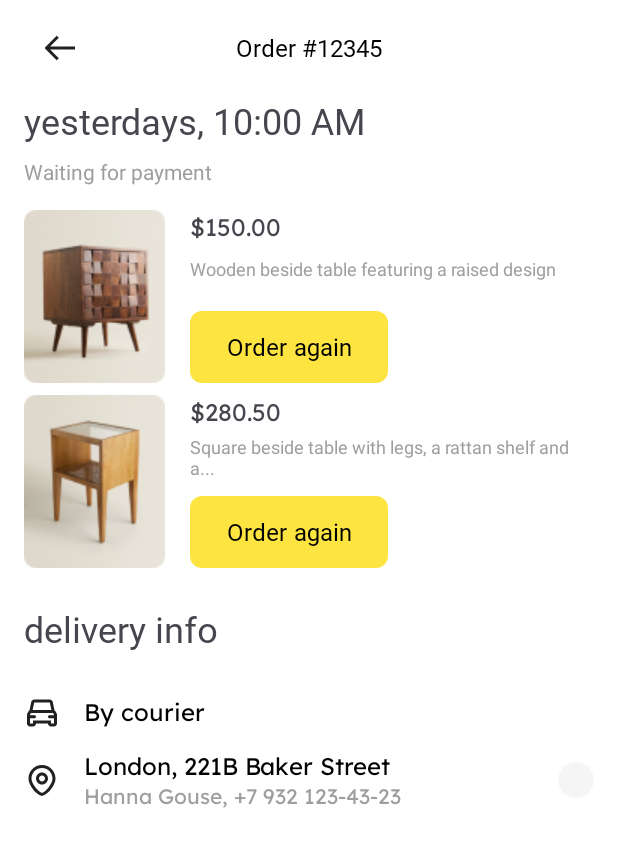
After one commit to tuan-hda/evaware-android, an Android app: the OrderFragment screen opened through its navigation route, on a phone screen of 412 x 824 dp. The commit adds this screen. Shown: the top 847 px of the screen. Run offline under Robolectric (Android 15) with nearby library versions, the phone set to English and light mode, and no system bars; libraries missing offline, so code that uses them is left out: org.checkerframework.checker.

Commit message:
complete 3.18 order ui

```diff
--- /dev/null
+++ b/app/src/main/java/com/example/evaware/OrderFragment.java
@@ -0,0 +1,52 @@
+package com.example.evaware;
+
+import android.os.Bundle;
+
+import androidx.fragment.app.Fragment;
+import androidx.recyclerview.widget.LinearLayoutManager;
+import androidx.recyclerview.widget.RecyclerView;
+
+import android.view.LayoutInflater;
+import android.view.View;
+import android.view.ViewGroup;
+import android.widget.ListView;
+
+import com.example.evaware.data.model.OrderProduct;
+import com.example.evaware.databinding.FragmentOrderBinding;
+import com.example.evaware.presentation.adapter.OrderListProductAdapter;
+
+import java.util.ArrayList;
+import java.util.List;
+
+import javax.annotation.Nullable;
+
+public class OrderFragment extends Fragment {
+
+    private FragmentOrderBinding binding;
+    private OrderListProductAdapter adapter;
+    private RecyclerView listView;
+
+    @Override
+    public void onCreate(Bundle savedInstanceState) {
+        super.onCreate(savedInstanceState);
+
+    }
+
+    @Override
+    public View onCreateView(LayoutInflater inflater, ViewGroup container,
+                             Bundle savedInstanceState) {
+        binding = FragmentOrderBinding.inflate(inflater, container, false);
+        initView();
+        return binding.getRoot();
+    }
+
+    private void initView() {
+        listView = binding.lvOrder;
+        ArrayList<OrderProduct> orders = new ArrayList<>();
+        orders.add(new OrderProduct(R.drawable.bedside_table_img, "$150.00", "Wooden beside table featuring a raised design"));
+        orders.add(new OrderProduct(R.drawable.img_table, "$280.50", "Square beside table with legs, a rattan shelf and a..."));
+        adapter = new OrderListProductAdapter(getContext(), orders);
+        listView.setLayoutManager(new LinearLayoutManager(getContext()));
+        listView.setAdapter(adapter);
+    }
+}
--- a/app/src/main/java/com/example/evaware/StartFragment.java
+++ b/app/src/main/java/com/example/evaware/StartFragment.java
@@ -23,6 +23,7 @@
     private MaterialButton testBtn;
     private MaterialButton btnSearchCountry;
     private FragmentStartBinding binding;
+    private MaterialButton btnOrderScreen;
 
     public StartFragment() {
     }
@@ -50,6 +51,7 @@
         createAccBtn =binding.btnCreateAccountMethod;
         testBtn = binding.btnTest;
         btnSearchCountry = binding.btnSearchCountry;
+        btnOrderScreen = binding.btnOrder;
 
         loginBtn.setOnClickListener(new View.OnClickListener() {
             @Override
@@ -79,5 +81,12 @@
                 NavHostFragment.findNavController(StartFragment.this).navigate(R.id.action_start_fragment_to_deliveryCountryFragment);
             }
         });
+        btnOrderScreen.setOnClickListener(new View.OnClickListener() {
+
+            @Override
+            public void onClick(View view) {
+                NavHostFragment.findNavController(StartFragment.this).navigate(R.id.action_start_fragment_to_orderFragment);
+            }
+        });
     }
 }
--- /dev/null
+++ b/app/src/main/java/com/example/evaware/data/OrderProductModel.java
@@ -0,0 +1,4 @@
+package com.example.evaware.data;
+
+public class OrderProductModel {
+}
--- /dev/null
+++ b/app/src/main/java/com/example/evaware/data/model/OrderProduct.java
@@ -0,0 +1,27 @@
+package com.example.evaware.data.model;
+
+public class OrderProduct {
+    private int mImageResourceId;
+    private String price;
+    private String description;
+
+    public OrderProduct(int mImageResourceId, String price, String description) {
+        this.mImageResourceId = mImageResourceId;
+        this.price = price;
+        this.description = description;
+    }
+
+    public int getmImageResourceId() {
+        return mImageResourceId;
+    }
+
+    public String getPrice() {
+        return price;
+    }
+
+
+    public String getDescription() {
+        return description;
+    }
+
+}
--- /dev/null
+++ b/app/src/main/java/com/example/evaware/presentation/adapter/OrderListProductAdapter.java
@@ -0,0 +1,62 @@
+package com.example.evaware.presentation.adapter;
+
+import android.content.Context;
+import android.view.LayoutInflater;
+import android.view.View;
+import android.view.ViewGroup;
+import android.widget.BaseAdapter;
+import android.widget.ImageView;
+import android.widget.TextView;
+
+import androidx.annotation.NonNull;
+import androidx.recyclerview.widget.RecyclerView;
+
+import com.example.evaware.R;
+import com.example.evaware.data.model.OrderProduct;
+
+import java.util.ArrayList;
+import java.util.List;
+
+public class OrderListProductAdapter extends RecyclerView.Adapter<OrderListProductAdapter.ViewHolder> {
+
+    private Context mContext;
+    private ArrayList<OrderProduct> mOrderItemList;
+
+    public OrderListProductAdapter(Context context, ArrayList<OrderProduct> orderItemList) {
+        mContext = context;
+        mOrderItemList = orderItemList;
+    }
+    @NonNull
+    @Override
+    public OrderListProductAdapter.ViewHolder onCreateViewHolder(@NonNull ViewGroup parent, int viewType) {
+        View view = LayoutInflater.from(mContext).inflate(R.layout.product_item, parent, false);
+        return new ViewHolder(view);
+    }
+
+    @Override
+    public void onBindViewHolder(@NonNull OrderListProductAdapter.ViewHolder holder, int position) {
+        OrderProduct orderItem = mOrderItemList.get(position);
+
+        holder.imageView.setImageResource(orderItem.getmImageResourceId());
+        holder.priceTextView.setText(orderItem.getPrice());
+        holder.descriptionTextView.setText(orderItem.getDescription());
+    }
+
+    @Override
+    public int getItemCount() {
+        return mOrderItemList.size();
+    }
+
+    public static class ViewHolder extends RecyclerView.ViewHolder {
+        ImageView imageView;
+        TextView priceTextView;
+        TextView descriptionTextView;
+
+        public ViewHolder(View itemView) {
+            super(itemView);
+            imageView = itemView.findViewById(R.id.iv_product_img);
+            priceTextView = itemView.findViewById(R.id.tv_order_product_price);
+            descriptionTextView = itemView.findViewById(R.id.tv_order_product_description);
+        }
+    }
+}
--- /dev/null
+++ b/app/src/main/res/drawable/ic_car.xml
@@ -0,0 +1,10 @@
+<vector xmlns:android="http://schemas.android.com/apk/res/android"
+    android:width="24dp"
+    android:height="24dp"
+    android:viewportWidth="24"
+    android:viewportHeight="24">
+  <path
+      android:pathData="M6.808,3C5.865,3 5.05,3.659 4.853,4.581L3.636,10.257C3.295,10.45 3.011,10.742 2.829,11.106L2.211,12.342C2.072,12.619 2,12.926 2,13.236V19C2,20.105 2.895,21 4,21H6C7.105,21 8,20.105 8,19H16C16,20.105 16.895,21 18,21H20C21.105,21 22,20.105 22,19V13.236C22,12.926 21.928,12.619 21.789,12.342L21.171,11.106C20.989,10.742 20.705,10.45 20.364,10.257L19.147,4.581C18.95,3.659 18.135,3 17.192,3H6.808ZM20,13.5H17C16.448,13.5 16,13.948 16,14.5C16,15.052 16.448,15.5 17,15.5H20V19H18V17H6V19H4V15.5H7C7.552,15.5 8,15.052 8,14.5C8,13.948 7.552,13.5 7,13.5H4V13.236L4.618,12H19.382L20,13.236V13.5ZM18.263,10L17.192,5L6.808,5L5.737,10H18.263Z"
+      android:fillColor="#212121"
+      android:fillType="evenOdd"/>
+</vector>
--- /dev/null
+++ b/app/src/main/res/layout/fragment_order.xml
@@ -0,0 +1,103 @@
+<?xml version="1.0" encoding="utf-8"?>
+<LinearLayout xmlns:android="http://schemas.android.com/apk/res/android"
+    xmlns:tools="http://schemas.android.com/tools"
+    android:layout_width="match_parent"
+    android:orientation="vertical"
+    android:layout_height="match_parent"
+    tools:context=".OrderFragment">
+
+    <com.google.android.material.appbar.AppBarLayout
+        android:id="@+id/app_bar"
+        android:layout_width="match_parent"
+        android:layout_height="wrap_content">
+
+        <androidx.appcompat.widget.Toolbar
+            android:id="@+id/toolbar"
+            android:layout_width="match_parent"
+            android:layout_height="wrap_content"
+            android:background="@color/white"
+            android:minHeight="?attr/actionBarSize"
+            android:theme="@style/Theme.Evaware.PopupOverlay">
+
+            <ImageButton
+                android:id="@+id/btn_back"
+                android:layout_width="48dp"
+                android:layout_height="48dp"
+                android:layout_marginStart="4dp"
+                android:background="@color/transparent"
+                android:contentDescription="Go back"
+                android:padding="12dp"
+                android:scaleType="centerInside"
+                android:src="@drawable/arrow_left" />
+
+            <LinearLayout
+                android:layout_width="wrap_content"
+                android:layout_height="wrap_content"
+                android:layout_gravity="center"
+                android:orientation="vertical">
+
+                <TextView
+                    android:layout_width="wrap_content"
+                    android:layout_height="wrap_content"
+                    android:fontFamily="@font/lexend_medium"
+                    android:text="Order #12345"
+                    android:textColor="@color/black"
+                    android:textSize="@dimen/body_1" />
+            </LinearLayout>
+        </androidx.appcompat.widget.Toolbar>
+    </com.google.android.material.appbar.AppBarLayout>
+
+    <LinearLayout
+        android:layout_width="match_parent"
+        android:paddingHorizontal="@dimen/fab_margin"
+        android:orientation="vertical"
+        android:layout_height="match_parent">
+
+        <TextView
+            android:layout_width="match_parent"
+            android:layout_height="wrap_content"
+            android:text="yesterdays, 10:00 AM"
+            android:fontFamily="@font/lexend_semibold"
+            android:textSize="@dimen/heading_2" />
+
+        <TextView
+            android:layout_width="wrap_content"
+            android:layout_height="wrap_content"
+            android:paddingTop="8dp"
+            android:textColor="@color/giratina_500"
+            android:text="@string/waiting_for_payment"/>
+
+        <!-- Replace the ListView with a RecyclerView -->
+        <androidx.recyclerview.widget.RecyclerView
+            android:id="@+id/lv_order"
+            android:layout_width="match_parent"
+            android:layout_height="wrap_content"
+            android:divider="@null"
+            android:paddingVertical="@dimen/fab_margin"/>
+
+        <TextView
+            android:layout_width="match_parent"
+            android:layout_height="wrap_content"
+            android:text="@string/delivery_info"
+            android:fontFamily="@font/lexend_semibold"
+            android:textSize="@dimen/heading_2"/>
+
+        <LinearLayout
+            android:layout_width="match_parent"
+            android:layout_height="wrap_content">
+            <ImageView
+                android:layout_width="24dp"
+                android:layout_height="24dp"
+                android:src="@drawable/ic_car" />
+            <TextView
+                android:layout_width="wrap_content"
+                android:layout_height="wrap_content"
+                android:layout_marginLeft="16dp"
+                android:textSize="16sp"
+                android:fontFamily="@font/lexend"
+                android:textColor="@color/black"
+                android:text="By courier"/>
+        </LinearLayout>
+        <include layout="@layout/delivery_address_item"/>
+    </LinearLayout>
+</LinearLayout>
--- a/app/src/main/res/layout/fragment_start.xml
+++ b/app/src/main/res/layout/fragment_start.xml
@@ -50,7 +50,15 @@
             android:layout_marginTop="24dp"
             android:layout_marginBottom="16dp"
             android:text="Search Country"
-
+            tools:layout_editor_absoluteX="16dp" />
+        <com.google.android.material.button.MaterialButton
+            android:id="@+id/btn_order"
+            style="@style/Button"
+            android:layout_width="match_parent"
+            android:layout_height="64dp"
+            android:layout_marginTop="24dp"
+            android:layout_marginBottom="16dp"
+            android:text="Order screen"
             tools:layout_editor_absoluteX="16dp" />
     </LinearLayout>
 
--- /dev/null
+++ b/app/src/main/res/layout/product_item.xml
@@ -0,0 +1,59 @@
+<?xml version="1.0" encoding="utf-8"?>
+<LinearLayout xmlns:android="http://schemas.android.com/apk/res/android"
+    android:layout_width="match_parent"
+    android:layout_height="wrap_content"
+    android:paddingBottom="8dp"
+    android:orientation="horizontal">
+
+    <LinearLayout
+        android:layout_width="0dp"
+        android:layout_height="wrap_content"
+        android:layout_weight="1">
+
+        <ImageView
+            android:id="@+id/iv_product_img"
+            android:layout_width="94dp"
+            android:layout_height="115dp"
+            android:src="@drawable/bedside_table_img" />
+    </LinearLayout>
+
+    <LinearLayout
+        android:layout_width="0dp"
+        android:layout_height="match_parent"
+        android:layout_weight="3"
+        android:paddingLeft="16dp"
+        android:orientation="vertical">
+
+        <TextView
+            android:id="@+id/tv_order_product_price"
+            android:layout_width="wrap_content"
+            android:layout_height="wrap_content"
+            android:layout_weight="1"
+            android:fontFamily="@font/lexend"
+            android:text="$150"
+            android:textSize="16sp" />
+
+        <TextView
+            android:id="@+id/tv_order_product_description"
+            android:layout_width="match_parent"
+            android:layout_height="wrap_content"
+            android:layout_weight="1"
+            android:layout_marginRight="@dimen/fab_margin"
+            android:text="wooden bedside table featuring a raised design"
+            android:textColor="@color/giratina_500"
+            android:textSize="@dimen/body_3" />
+        <LinearLayout
+            android:layout_width="wrap_content"
+            android:layout_height="wrap_content"
+            android:gravity="bottom"
+            android:layout_weight="1">
+            <Button
+                android:id="@+id/btn_order_again"
+                style="@style/Button"
+                android:layout_width="wrap_content"
+                android:layout_height="wrap_content"
+                android:text="@string/order_again" />
+        </LinearLayout>
+
+    </LinearLayout>
+</LinearLayout>
--- a/app/src/main/res/navigation/nav_graph_auth.xml
+++ b/app/src/main/res/navigation/nav_graph_auth.xml
@@ -22,6 +22,9 @@
         <action
             android:id="@+id/action_start_fragment_to_deliveryCountryFragment"
             app:destination="@id/deliveryCountryFragment" />
+        <action
+            android:id="@+id/action_start_fragment_to_orderFragment"
+            app:destination="@id/orderFragment" />
     </fragment>
     <fragment
         android:id="@+id/login_fragment"
@@ -55,4 +58,9 @@
         android:name="com.example.evaware.DeliveryCountryFragment"
         android:label="fragment_delivery_country"
         tools:layout="@layout/fragment_delivery_country" />
+    <fragment
+        android:id="@+id/orderFragment"
+        android:name="com.example.evaware.OrderFragment"
+        android:label="fragment_order"
+        tools:layout="@layout/fragment_order" />
 </navigation>
--- a/app/src/main/res/values/strings.xml
+++ b/app/src/main/res/values/strings.xml
@@ -48,4 +48,7 @@
     <string name="expired_date">Expired date</string>
     <string name="save_card">Save card</string>
     <string name="delivery_country">Delivery country</string>
+    <string name="waiting_for_payment">Waiting for payment</string>
+    <string name="delivery_info">delivery info\n</string>
+    <string name="order_again">Order again</string>
 </resources>
--- a/app/src/main/res/values/style.xml
+++ b/app/src/main/res/values/style.xml
@@ -38,4 +38,5 @@
         <item name="android:layout_height">1dp</item>
         <item name="android:background">?android:attr/listDivider</item>
     </style>
+    <style name="order_button"></style>
 </resources>
```
Also changed, not shown: app/src/main/res/drawable/bedside_table_img.png (added), app/src/main/res/drawable/img_table.png (added).
